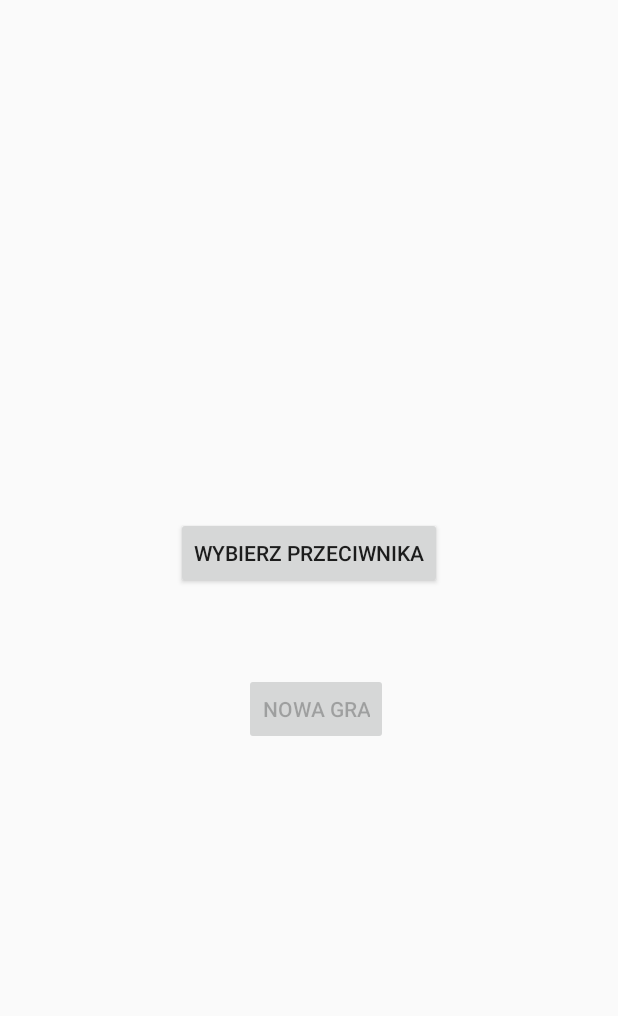
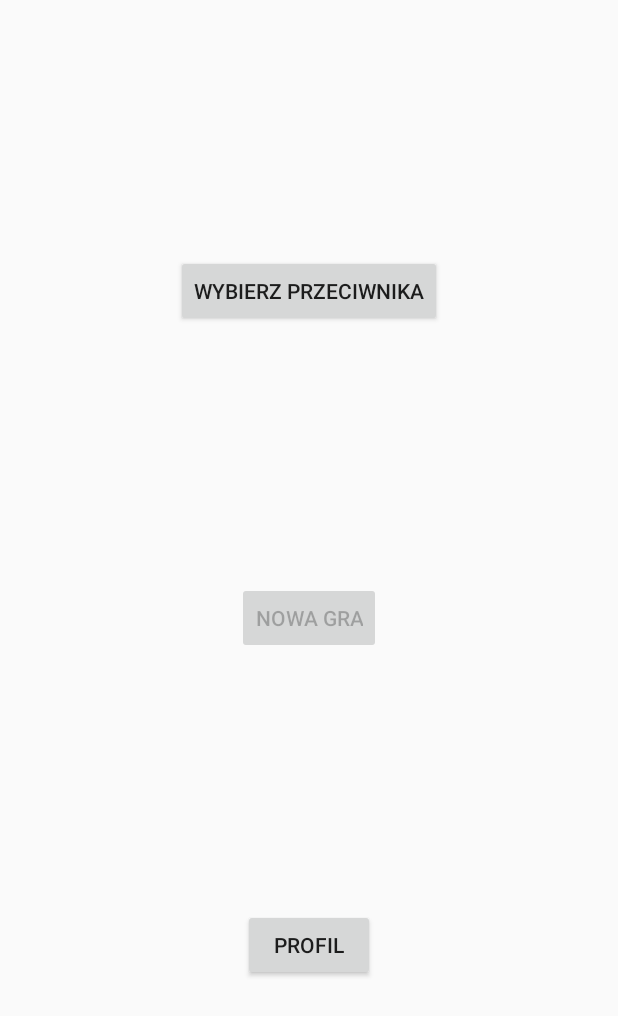
Before and after one commit to EwaFengler/SmartElement, an Android app: the screen it shows after launch (MainActivity), on a phone screen of 412 x 824 dp. Shown: the top 1016 px of the screen. Run offline under Robolectric (Android 15) with nearby library versions, the phone set to English and light mode, and no system bars.

Commit message:
interface fixes

```diff
--- a/SmartElement/app/src/main/java/com/example/smartelement/GameWrapper.java
+++ b/SmartElement/app/src/main/java/com/example/smartelement/GameWrapper.java
@@ -3,7 +3,6 @@
 import android.annotation.SuppressLint;
 import android.os.Handler;
 import android.os.Message;
-import android.widget.Toast;
 
 public class GameWrapper {
 
--- a/SmartElement/app/src/main/java/com/example/smartelement/MainActivity.java
+++ b/SmartElement/app/src/main/java/com/example/smartelement/MainActivity.java
@@ -209,4 +209,9 @@
                 }
         }
     }
+
+    public void showProfile(View view) {
+        Intent i = new Intent(this, ProfileActivity.class);
+        startActivity(i);
+    }
 }
--- a/SmartElement/app/src/main/res/layout/activity_main.xml
+++ b/SmartElement/app/src/main/res/layout/activity_main.xml
@@ -13,12 +13,11 @@
         android:enabled="false"
         android:onClick="startNewGame"
         android:text="Nowa gra"
-        app:layout_constraintBottom_toBottomOf="parent"
+        app:layout_constraintBottom_toTopOf="@+id/button"
         app:layout_constraintEnd_toEndOf="parent"
-        app:layout_constraintHorizontal_bias="0.514"
+        app:layout_constraintHorizontal_bias="0.5"
         app:layout_constraintStart_toStartOf="parent"
-        app:layout_constraintTop_toTopOf="parent"
-        app:layout_constraintVertical_bias="0.578" />
+        app:layout_constraintTop_toBottomOf="@+id/chooseOponent" />
 
     <Button
         android:id="@+id/chooseOponent"
@@ -28,9 +27,20 @@
         android:text="Wybierz przeciwnika"
         app:layout_constraintBottom_toTopOf="@+id/newGameButton"
         app:layout_constraintEnd_toEndOf="parent"
-        app:layout_constraintHorizontal_bias="0.501"
+        app:layout_constraintHorizontal_bias="0.5"
         app:layout_constraintStart_toStartOf="parent"
-        app:layout_constraintTop_toTopOf="parent"
-        app:layout_constraintVertical_bias="0.861" />
+        app:layout_constraintTop_toTopOf="parent" />
+
+    <Button
+        android:id="@+id/button"
+        android:layout_width="wrap_content"
+        android:layout_height="wrap_content"
+        android:onClick="showProfile"
+        android:text="profil"
+        app:layout_constraintBottom_toBottomOf="parent"
+        app:layout_constraintEnd_toEndOf="parent"
+        app:layout_constraintHorizontal_bias="0.5"
+        app:layout_constraintStart_toStartOf="parent"
+        app:layout_constraintTop_toBottomOf="@+id/newGameButton" />
 
 </androidx.constraintlayout.widget.ConstraintLayout>
```
Also changed, not shown: SmartElement/app/src/main/AndroidManifest.xml (+4 -8 lines), SmartElement/app/src/main/java/com/example/smartelement/GameActivity.java (+14 -1 lines), SmartElement/app/src/main/java/com/example/smartelement/ProfileActivity.java (added, +30 -0 lines), SmartElement/app/src/main/res/layout/activity_profile.xml (added, +93 -0 lines).
